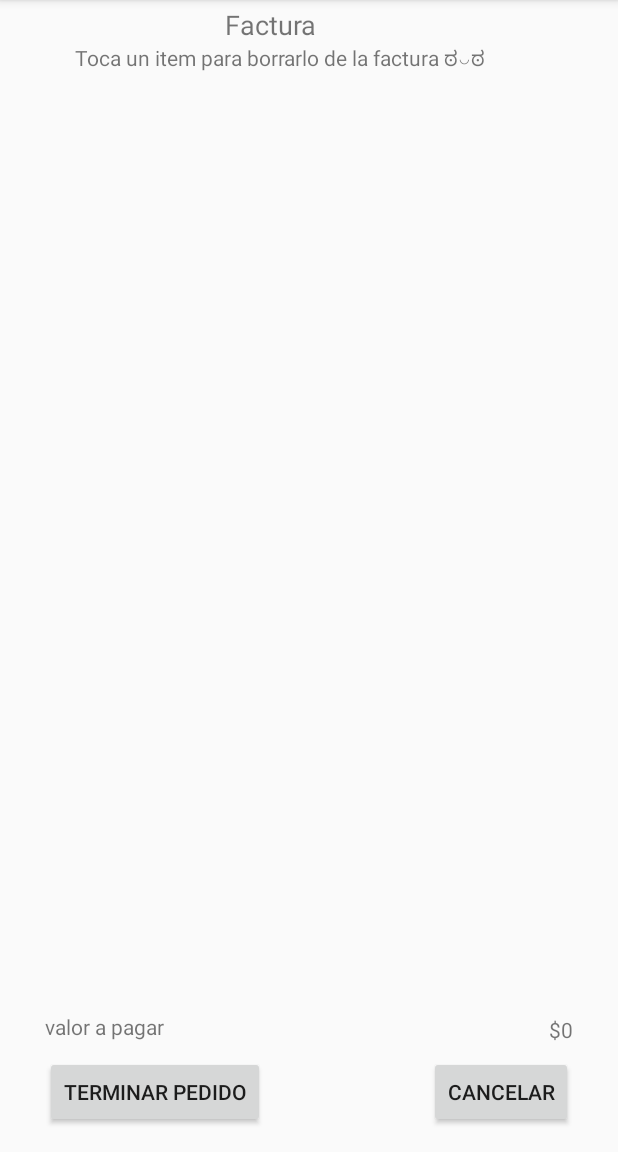
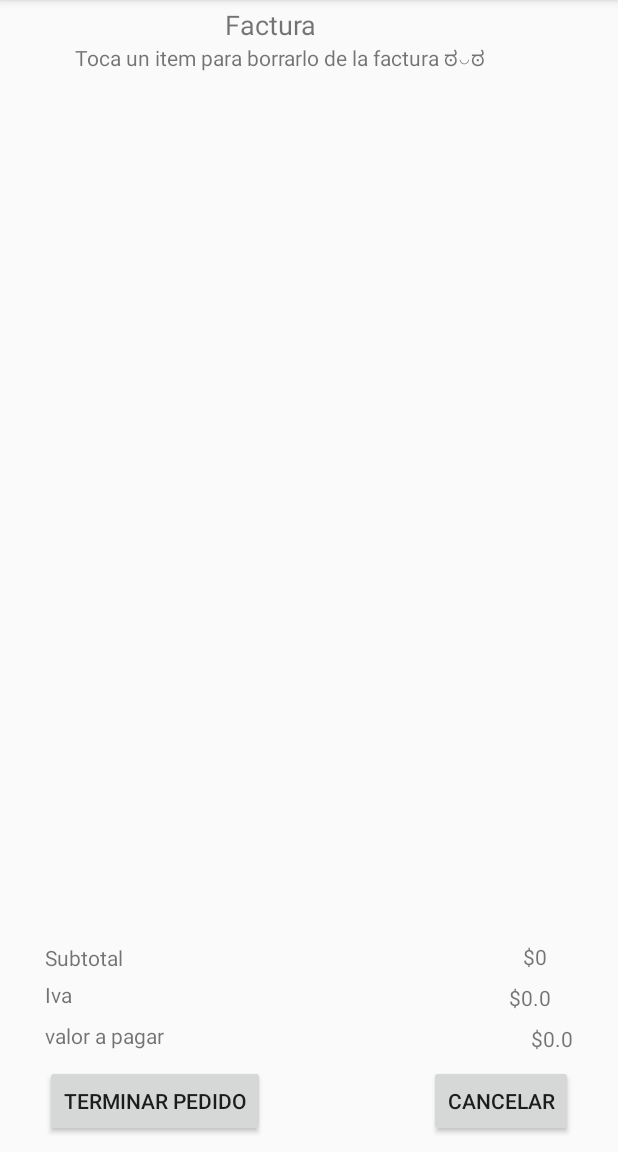
Before and after one commit to Qleoz12/Foods_launch_others, an Android app: the facturar screen opened directly, with no data from a screen before it, on a phone screen of 412 x 824 dp, the part 84-1236 px from its top. Run offline under Robolectric (Android 15) with nearby library versions, the phone set to English and light mode, and no system bars; 2 statements that could not run were skipped.

Commit message:
-Se agrega texview y proceso para calcular el y iva -Se agrega texview para mostrar total y subtotal - se modifica los procesos de borrado y creación de la clase factura

```diff
--- a/app/src/main/java/com/sanchez/leonardo/foods_launch_others/facturar.java
+++ b/app/src/main/java/com/sanchez/leonardo/foods_launch_others/facturar.java
@@ -23,7 +23,9 @@ public class facturar extends AppCompatActivity {
     private ArrayList<ArrayList<String>> factura;
     private ArrayList<String> row;
     private ArrayList<String> array;
+    Double Total;
     int valor_a_pagar=0;
+    Double iva;
     private Context context=this;
     @Override
     protected void onCreate(Bundle savedInstanceState) {
@@ -52,8 +54,22 @@ public class facturar extends AppCompatActivity {
         }
 
         //set value to paid
+        //subtotal
+
+        //iva
+        final TextView ivatxt=(TextView) findViewById(R.id.textView16);
+        //subtotal
+        final TextView subtotal=(TextView) findViewById(R.id.textView6);
+        //total
         final TextView paid=(TextView) findViewById(R.id.textView7);
-        paid.setText("$"+valor_a_pagar);
+
+        //setting
+        iva=iva_calc(valor_a_pagar);
+        Total=valor_a_pagar+iva;
+        ivatxt.setText("$"+iva);
+        subtotal.setText("$"+valor_a_pagar);
+        paid.setText("$"+Total);
+
         final ArrayAdapter<String> adapter = new ArrayAdapter<String>(this,android.R.layout.simple_list_item_1,array);
         ListView myListView = (ListView) findViewById(R.id.lista_pagar);
         myListView.setAdapter(adapter);
@@ -82,11 +98,19 @@ public class facturar extends AppCompatActivity {
                         System.out.println("dejado"+row);
                         row = factura.get(it);
                         valor_a_pagar+=Integer.parseInt((row.get(1)));
-                        paid.setText("$"+valor_a_pagar);
+
+                        //setting
+                        iva=iva_calc(valor_a_pagar);
+                        Total=valor_a_pagar+iva;
+                        ivatxt.setText("$"+iva);
+                        subtotal.setText("$"+valor_a_pagar);
+                        paid.setText("$"+Total);
                     }
                 }
                 else
                     {
+                        subtotal.setText("¯\\_(⊙︿⊙)_/¯");
+                        ivatxt.setText("¯\\_(⊙︿⊙)_/¯");
                         paid.setText("¯\\_(⊙︿⊙)_/¯");
                     }
             }
@@ -129,4 +153,9 @@ public class facturar extends AppCompatActivity {
         System.out.println(this.factura);
         startActivity(i);
     }
+
+    public Double iva_calc(int total)
+    {
+        return  total*0.19;
+    }
 }
--- a/app/src/main/res/layout/activity_facturar.xml
+++ b/app/src/main/res/layout/activity_facturar.xml
@@ -17,19 +17,11 @@
         android:layout_marginLeft="150dp"
         app:layout_constraintLeft_toLeftOf="parent" />
 
-    <ListView
-        android:id="@+id/lista_pagar"
-        android:layout_width="368dp"
-        android:layout_height="350dp"
-        tools:layout_editor_absoluteX="8dp"
-        app:layout_constraintTop_toTopOf="parent"
-        android:layout_marginTop="60dp" />
-
     <Button
         android:id="@+id/button2"
         android:layout_width="wrap_content"
         android:layout_height="wrap_content"
-        android:layout_marginBottom="16dp"
+        android:layout_marginBottom="10dp"
         android:layout_marginLeft="30dp"
         android:onClick="wait_waitter"
         android:text="Terminar pedido"
@@ -40,7 +32,7 @@
         android:id="@+id/button3"
         android:layout_width="wrap_content"
         android:layout_height="wrap_content"
-        android:layout_marginBottom="16dp"
+        android:layout_marginBottom="10dp"
         android:layout_marginRight="30dp"
         android:onClick="Restart"
         android:text="cancelar"
@@ -49,6 +41,52 @@
 
     <TextView
         android:id="@+id/textView6"
+        android:layout_width="wrap_content"
+        android:layout_height="wrap_content"
+        android:layout_marginBottom="8dp"
+        android:layout_marginLeft="176dp"
+        android:layout_marginRight="8dp"
+        android:text="¯\_(⊙︿⊙)_/¯"
+        app:layout_constraintBottom_toTopOf="@+id/textView16"
+        app:layout_constraintHorizontal_bias="0.816"
+        app:layout_constraintLeft_toLeftOf="parent"
+        app:layout_constraintRight_toRightOf="parent" />
+
+    <TextView
+        android:id="@+id/textView14"
+        android:layout_width="wrap_content"
+        android:layout_height="wrap_content"
+        android:layout_marginBottom="5dp"
+        android:layout_marginLeft="30dp"
+        android:text="Subtotal"
+        app:layout_constraintBottom_toTopOf="@+id/textView15"
+        app:layout_constraintLeft_toLeftOf="parent" />
+
+    <TextView
+        android:id="@+id/textView15"
+        android:layout_width="wrap_content"
+        android:layout_height="wrap_content"
+        android:layout_marginBottom="8dp"
+        android:layout_marginLeft="30dp"
+        android:text="Iva"
+        app:layout_constraintBottom_toTopOf="@+id/textView13"
+        app:layout_constraintLeft_toLeftOf="parent" />
+
+    <TextView
+        android:id="@+id/textView16"
+        android:layout_width="wrap_content"
+        android:layout_height="wrap_content"
+        android:layout_marginBottom="8dp"
+        android:layout_marginLeft="176dp"
+        android:layout_marginRight="8dp"
+        android:text="¯\_(⊙︿⊙)_/¯"
+        app:layout_constraintBottom_toTopOf="@+id/textView7"
+        app:layout_constraintHorizontal_bias="0.815"
+        app:layout_constraintLeft_toLeftOf="parent"
+        app:layout_constraintRight_toRightOf="parent" />
+
+    <TextView
+        android:id="@+id/textView13"
         android:layout_width="wrap_content"
         android:layout_height="wrap_content"
         android:layout_marginBottom="10dp"
@@ -77,4 +115,12 @@
         android:layout_marginTop="0dp"
         app:layout_constraintTop_toBottomOf="@+id/textView5" />
 
+    <ListView
+        android:id="@+id/lista_pagar"
+        android:layout_width="370dp"
+        android:layout_height="339dp"
+        android:layout_marginTop="59dp"
+        app:layout_constraintTop_toTopOf="parent"
+        tools:layout_editor_absoluteX="8dp" />
+
 </android.support.constraint.ConstraintLayout>
```
